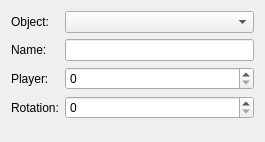
Above: src/ui/ObjectsDockWidget.ui from Emdek/wz-map-editor before the change. Below: the same form after it.
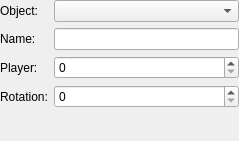
That is the form after the change.

Commit message: * Fixed some minor gui bugs * Added default shortcut for Fullscreen action [F11] * Corrected AUTHORS file

```diff
--- a/src/ui/ObjectsDockWidget.ui
+++ b/src/ui/ObjectsDockWidget.ui
@@ -6,14 +6,17 @@
    <rect>
     <x>0</x>
     <y>0</y>
-    <width>265</width>
-    <height>142</height>
+    <width>239</width>
+    <height>141</height>
    </rect>
   </property>
   <property name="windowTitle">
    <string>Form</string>
   </property>
   <layout class="QVBoxLayout" name="verticalLayout">
+   <property name="margin">
+    <number>0</number>
+   </property>
    <item>
     <layout class="QGridLayout" name="gridLayout">
      <item row="0" column="2">
@@ -21,6 +24,12 @@
      </item>
      <item row="0" column="0">
       <widget class="QLabel" name="objectLabel">
+       <property name="sizePolicy">
+        <sizepolicy hsizetype="Maximum" vsizetype="Preferred">
+         <horstretch>0</horstretch>
+         <verstretch>0</verstretch>
+        </sizepolicy>
+       </property>
        <property name="text">
         <string>Object:</string>
        </property>
@@ -31,6 +40,12 @@
      </item>
      <item row="1" column="0">
       <widget class="QLabel" name="nameLabel">
+       <property name="sizePolicy">
+        <sizepolicy hsizetype="Maximum" vsizetype="Preferred">
+         <horstretch>0</horstretch>
+         <verstretch>0</verstretch>
+        </sizepolicy>
+       </property>
        <property name="text">
         <string>Name:</string>
        </property>
@@ -41,6 +56,12 @@
      </item>
      <item row="2" column="0">
       <widget class="QLabel" name="playerLabel">
+       <property name="sizePolicy">
+        <sizepolicy hsizetype="Maximum" vsizetype="Preferred">
+         <horstretch>0</horstretch>
+         <verstretch>0</verstretch>
+        </sizepolicy>
+       </property>
        <property name="text">
         <string>Player:</string>
        </property>
@@ -51,6 +72,12 @@
      </item>
      <item row="3" column="0">
       <widget class="QLabel" name="rotationLabel">
+       <property name="sizePolicy">
+        <sizepolicy hsizetype="Maximum" vsizetype="Preferred">
+         <horstretch>0</horstretch>
+         <verstretch>0</verstretch>
+        </sizepolicy>
+       </property>
        <property name="text">
         <string>Rotation:</string>
        </property>
```
The commit also changes 6 other files.
